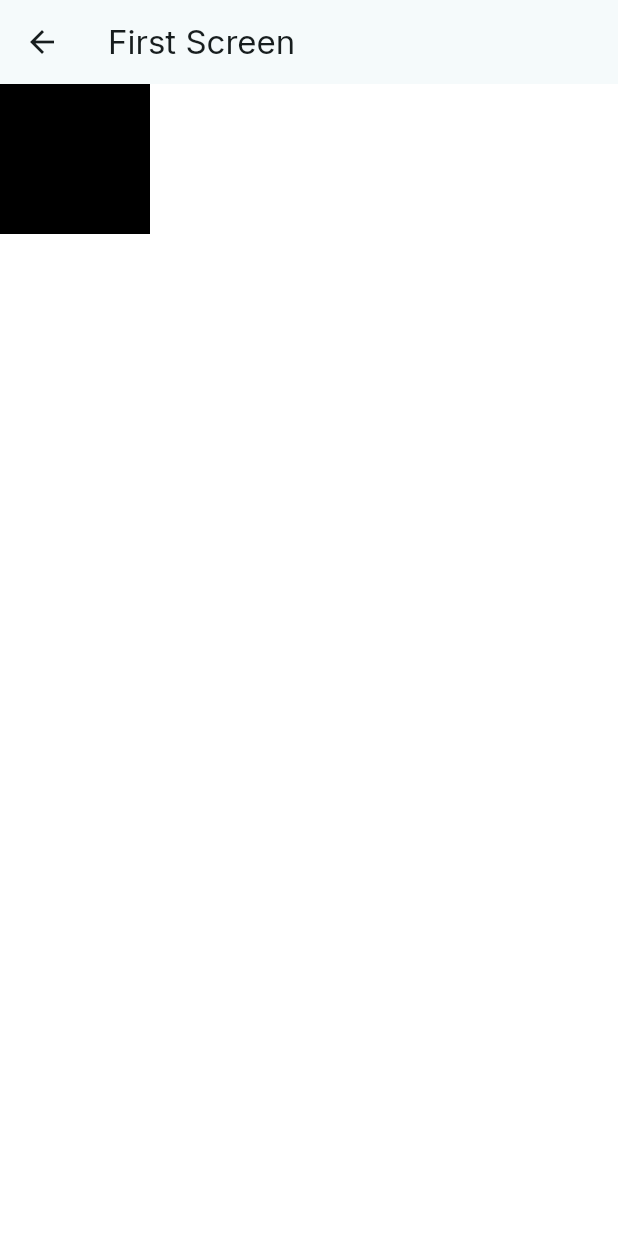
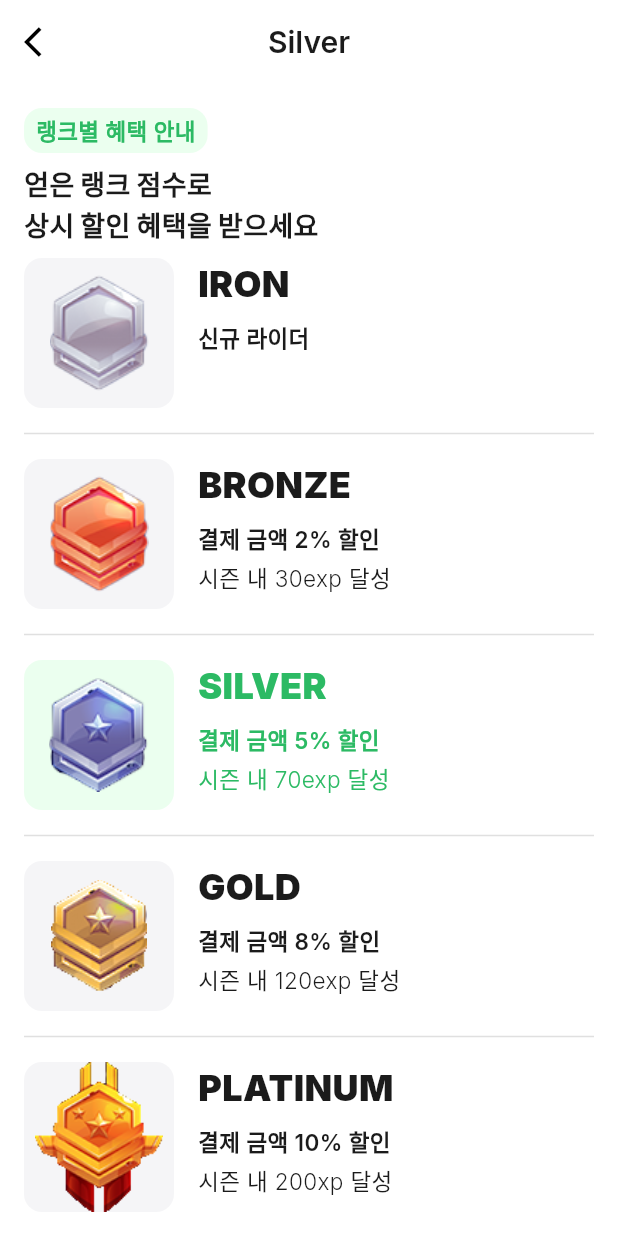
Before and after one commit to joon363/Blackout_frontend, a Flutter app: the RankPage screen opened by its route, on a phone screen of 412 x 824 dp. Run offline on Flutter 3.47's test engine with Material 3 defaults, Android fonts, the phone set to English and light mode, and no system bars.

Commit message:
Rank Page Done

```diff
--- a/lib/Connection/state_manager.dart
+++ b/lib/Connection/state_manager.dart
@@ -4,6 +4,7 @@ export 'package:provider/provider.dart';
 class GlobalState with ChangeNotifier {
   String userName = "BREMEN";
   String userRank = "Silver";
+  int userRankIndex = 2;
   int currentExp = 30;
   int nextRankExp = 100;
 
@@ -16,5 +17,37 @@ class GlobalState with ChangeNotifier {
   }
 }
 
+class RankInfo {
+  static const int rankCount = 5;
+  static const List<String> names = [
+    "IRON",
+    "BRONZE",
+    "SILVER",
+    "GOLD",
+    "PLATINUM",
+  ];
+  static const List<String> explanations = [
+    "신규 라이더",
+    "결제 금액 2% 할인",
+    "결제 금액 5% 할인",
+    "결제 금액 8% 할인",
+    "결제 금액 10% 할인",
+  ];
+  static const List<String> conditions = [
+    "",
+    "시즌 내 30exp 달성",
+    "시즌 내 70exp 달성",
+    "시즌 내 120exp 달성",
+    "시즌 내 200xp 달성",
+  ];
+  static const List<String> imgSrcs = [
+    'assets/images/iron.png',
+    'assets/images/bronze.png',
+    'assets/images/silver.png',
+    'assets/images/gold.png',
+    'assets/images/platinum.png',
+  ];
+}
+
 // import 'package:bremen/Connection/state_manager.dart';
 // final globalState = Provider.of<GlobalState>(context, listen: false);
--- a/lib/pages/rank_page.dart
+++ b/lib/pages/rank_page.dart
@@ -2,6 +2,7 @@ import 'package:bremen/themes.dart';
 import 'package:bremen/pages/components.dart';
 import 'package:flutter/material.dart';
 import 'package:bremen/Connection/state_manager.dart';
+
 
 
 class RankPage extends StatelessWidget {
@@ -9,13 +10,94 @@ class RankPage extends StatelessWidget {
 
   @override
   Widget build(BuildContext context) {
+    final globalState = Provider.of<GlobalState>(context, listen: false);
     return Scaffold(
-        appBar: AppBar(title: const Text('First Screen')),
-        body: Container(
-          width: 100,
-          height: 100,
-          color: Colors.black,
-        )
+        appBar: AppBar(
+          scrolledUnderElevation: 0,
+          backgroundColor: Colors.white,
+          foregroundColor: Colors.white,
+          centerTitle: true,
+          title: PText(globalState.userRank, PFontStyle.headline1, textBlackColor, semiboldInter),
+          leading: IconButton(
+            icon: Icon(
+              Icons.arrow_back_ios,
+              size: 24,
+              color: Colors.black,
+            ),
+            onPressed: () {
+              Navigator.pop(context);  // 뒤로 가기
+            },
+          ),
+        ),
+        body: Padding(padding: EdgeInsets.all(defaultPadding),
+        child: Column(
+          crossAxisAlignment: CrossAxisAlignment.start,
+          spacing: defaultPadding/2,
+          children: [
+            Container(
+              padding: EdgeInsets.symmetric(horizontal: defaultPadding/2, vertical: defaultPadding/4),
+              decoration: BoxDecoration(
+                color:primaryColorLight,
+                borderRadius: BorderRadius.all(
+                    Radius.circular(defaultBorderRadius)),
+              ),
+              child: PText("랭크별 혜택 안내", PFontStyle.body2, primaryColor, semiboldInter),
+            ),
+            PText("얻은 랭크 점수로\n상시 할인 혜택을 받으세요", PFontStyle.headline2, textBlackColor, boldInter),
+            Expanded(
+              child: ListView.builder(
+                itemCount: RankInfo.rankCount,  // 리스트 항목 수
+                //shrinkWrap: true,
+                itemBuilder: (context, index) {
+                  // 각 항목에 index 값과 함께 표시
+                  return Column(
+                    children: [
+                      Row(
+                        spacing: defaultPadding,
+                        crossAxisAlignment: CrossAxisAlignment.start,
+                        children: [
+                          Container(
+                            height: 100,
+                            width: 100,
+                            decoration: BoxDecoration(
+                              color: globalState.userRankIndex==index? primaryColorLight: boxGrayColor, // 배경색 (이미지 로드 안 됐을 때 표시)
+                              borderRadius: BorderRadius.circular(
+                                  defaultBorderRadius), // 모서리를 둥글게
+                              image: DecorationImage(
+                                image: Image.asset(RankInfo.imgSrcs[index]).image,
+                                // 로컬 이미지 경로
+                                fit: BoxFit.scaleDown,
+                              ),
+                            ),
+                          ),
+                          Column(
+                            crossAxisAlignment: CrossAxisAlignment.start,
+                            children: [
+                              PText(RankInfo.names[index], PFontStyle.title2, globalState.userRankIndex==index? primaryColor: textBlackColor, boldInter),
+                              SizedBox(height: defaultPadding/2,),
+                              PText(RankInfo.explanations[index], PFontStyle.body2, globalState.userRankIndex==index? primaryColor: textBlackColor, semiboldInter),
+                              SizedBox(height: defaultPadding/4,),
+                              PText(RankInfo.conditions[index], PFontStyle.body2, globalState.userRankIndex==index? primaryColor: textBlackColor, regularInter)
+                            ],
+                          )
+                        ],
+                      ),
+                      SizedBox(height: defaultPadding,),
+                      Divider(
+                        height: 2,
+                        thickness: 1,
+                        color: Colors.black12,
+                      ),
+                      SizedBox(height: defaultPadding,),
+                    ],
+                  );
+                },
+              ),
+            )
+
+          ],
+        ),
+      )
     );
   }
 }
--- a/lib/themes.dart
+++ b/lib/themes.dart
@@ -1,6 +1,7 @@
 import 'package:flutter/material.dart';
 
 const Color primaryColor = Color (0xFF2CBA64);
+const Color primaryColorLight = Color (0xFFEBFFEF);
 
 class AppTheme {
   static ThemeData lightTheme(BuildContext context) {
```
Also changed, not shown: assets/images/bronze.png (added), assets/images/gold.png (added), assets/images/iron.png (added), assets/images/platinum.png (added), assets/images/scooter_badge.png, assets/images/silver.png (added), assets/images/tree_badge.png.
